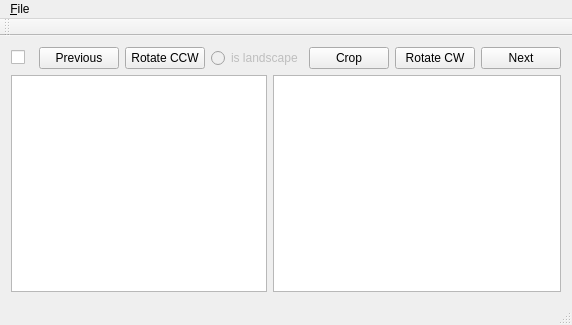
SwissalpS/QtSssSimageCutter, file SssSQtICmainWindow.ui: the form before one commit.
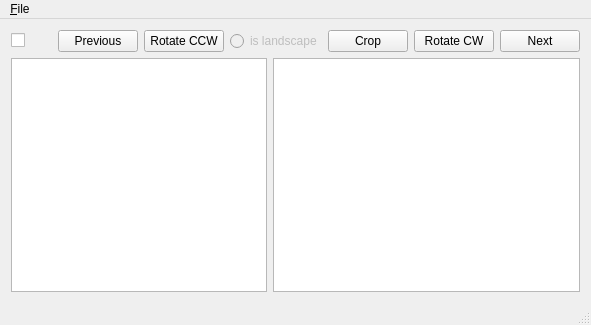
The form after the commit.

Commit message:
show landscape indicator as true on square
also change text to clearly state

+ delete image
+ tooltips and other ui-tweaks

```diff
--- a/SssSQtICmainWindow.ui
+++ b/SssSQtICmainWindow.ui
@@ -6,7 +6,7 @@
    <rect>
     <x>0</x>
     <y>0</y>
-    <width>572</width>
+    <width>591</width>
     <height>325</height>
    </rect>
   </property>
@@ -57,6 +57,12 @@
           <property name="enabled">
            <bool>false</bool>
           </property>
+          <property name="maximumSize">
+           <size>
+            <width>105</width>
+            <height>26</height>
+           </size>
+          </property>
           <property name="mouseTracking">
            <bool>false</bool>
           </property>
@@ -131,6 +137,9 @@
           <property name="frameShadow">
            <enum>QFrame::Sunken</enum>
           </property>
+          <property name="sizeAdjustPolicy">
+           <enum>QAbstractScrollArea::AdjustIgnored</enum>
+          </property>
           <property name="autoScroll">
            <bool>true</bool>
           </property>
@@ -141,7 +150,10 @@
            <bool>true</bool>
           </property>
           <property name="selectionBehavior">
-           <enum>QAbstractItemView::SelectItems</enum>
+           <enum>QAbstractItemView::SelectRows</enum>
+          </property>
+          <property name="textElideMode">
+           <enum>Qt::ElideMiddle</enum>
           </property>
           <property name="sortingEnabled">
            <bool>true</bool>
@@ -249,7 +261,7 @@
     <rect>
      <x>0</x>
      <y>0</y>
-     <width>572</width>
+     <width>591</width>
      <height>25</height>
     </rect>
    </property>
@@ -262,14 +274,6 @@
    </widget>
    <addaction name="menu_Open"/>
   </widget>
-  <widget class="QToolBar" name="mainToolBar">
-   <attribute name="toolBarArea">
-    <enum>TopToolBarArea</enum>
-   </attribute>
-   <attribute name="toolBarBreak">
-    <bool>false</bool>
-   </attribute>
-  </widget>
   <widget class="QStatusBar" name="statusBar"/>
   <action name="action_Open">
    <property name="text">
```
Left out of the diff: 111 changed lines with no effect on the pictures. The commit also changes 2 other files.
